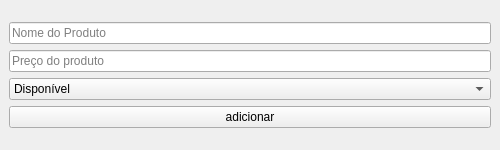
Before: the Qt Designer form cliente_funcionario_server/src/screen/ui/add_product.ui in JonasCGN/Projeto-Final-POO-II, drawn with Qt 5.
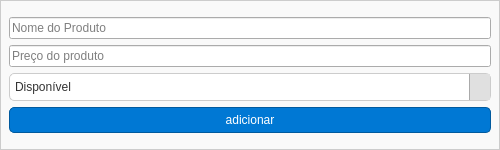
After: the same form once the commit is applied.

Commit message: fix: consertando possiveis bugs para a apresentação.

```diff
--- a/cliente_funcionario_server/src/screen/ui/add_product.ui
+++ b/cliente_funcionario_server/src/screen/ui/add_product.ui
@@ -13,6 +13,130 @@
   <property name="windowTitle">
    <string>Adicionar Produto</string>
   </property>
+  <property name="styleSheet">
+   <string notr="true">
+QMainWindow {
+    background-color: #f9f9f9; 
+    border: 1px solid #ccc
+}
+
+QTabWidget::pane {
+    border: 1px solid #aaa; 
+    background-color: #ffffff;
+}
+
+QTabBar::tab {
+    background: #e0e0e0;
+    padding: 5px 10px;
+    border: 1px solid #aaa;
+    border-bottom: none;
+    color: #333;
+}
+
+QTabBar::tab:selected {
+    background: #ffffff;
+    border-bottom: 1px solid #fff;
+}
+
+QListView {
+    background: #ffffff;
+    border: 1px solid #ccc;
+    color: #333;
+    padding: 5px;
+}
+
+QPushButton {
+    background-color: #0078d4;
+    color: white;
+    border: 1px solid #005a9e;
+    border-radius: 5px;
+    padding: 5px 10px;
+}
+
+QPushButton:hover {
+    background-color: #005a9e;
+}
+
+QPushButton:pressed {
+    background-color: #003f7e;
+}
+
+QComboBox {
+    background-color: #ffffff;
+    border: 1px solid #ccc;
+    border-radius: 5px;
+    padding: 5px;
+    color: #333;
+}
+
+QComboBox:disabled {
+    background-color: #f0f0f0; /* Cor de fundo para desativado */
+    border: 1px solid #aaa; /* Cor da borda quando desativado */
+    color: #888; /* Cor do texto quando desativado */
+}
+
+QComboBox::drop-down {
+    border-left: 1px solid #aaa;
+    width: 20px;
+    background: #e0e0e0;
+}
+
+QMenuBar {
+    background-color: #e0e0e0;
+    border-bottom: 1px solid #ccc;
+}
+
+QMenuBar::item {
+    padding: 5px 10px;
+    background: transparent;
+}
+
+QMenuBar::item:selected {
+    background: #d0d0d0;
+}
+
+QMenu {
+    background: #ffffff;
+    border: 1px solid #ccc;
+}
+
+QMenu::item:selected {
+    background: #0078d4;
+    color: white;
+}
+
+/* Separadores visuais */
+QListView::item {
+    border-bottom: 1px solid #ddd; /* Linha entre os itens */
+    padding: 2px;
+    padding-left: 12px; /* Espaço reservado para o indicador */
+    position: relative; /* Necessário para posicionar o indicador */
+}
+
+/* Indicador de status */
+QListView::item {
+    content: &quot;&quot;;
+    position: absolute;
+    left: 0; /* Posicionado no início do item */
+    top: 0;
+    bottom: 0;
+    width: 16px; /* Largura do indicador */
+}
+
+/* Itens selecionados */
+QListView::item:selected {
+    background-color: #0078d4;
+    color: white;
+}
+
+/* Separadores especiais */
+QListView::item[separator=&quot;true&quot;] {
+    background-color: #f0f0f0;
+    font-weight: bold;
+    border-bottom: 2px solid #aaa;
+}
+</string>
+  </property>
   <widget class="QWidget" name="centralwidget">
    <layout class="QVBoxLayout" name="verticalLayout_2">
     <item>
```
The commit also changes 15 other files.
